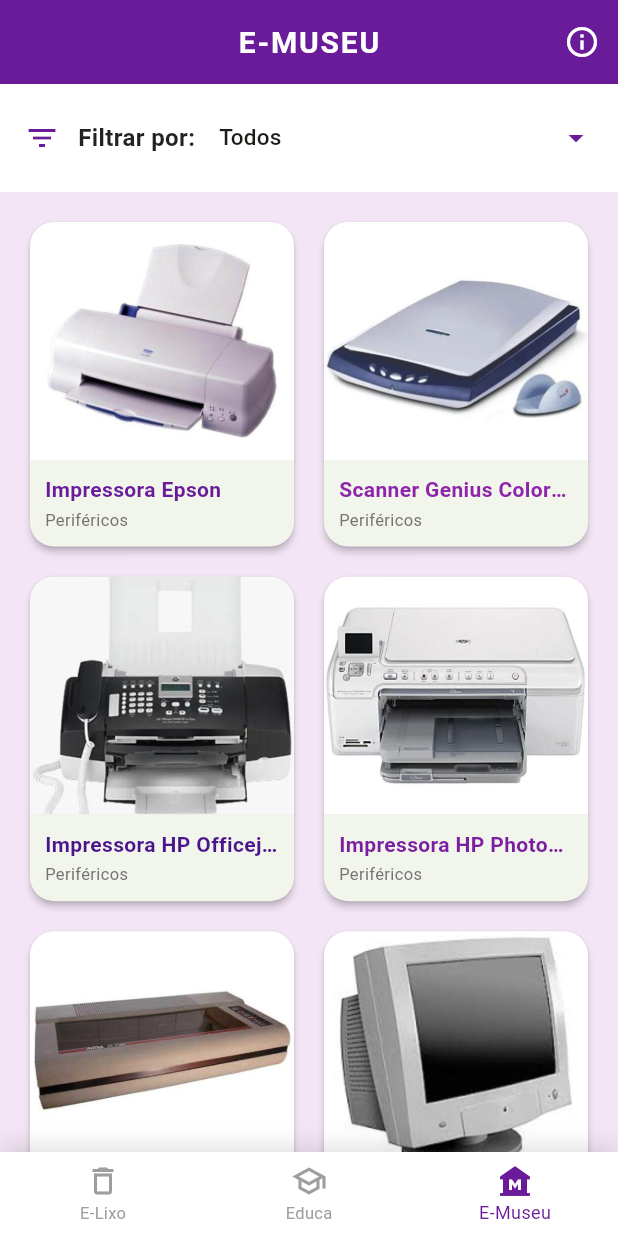
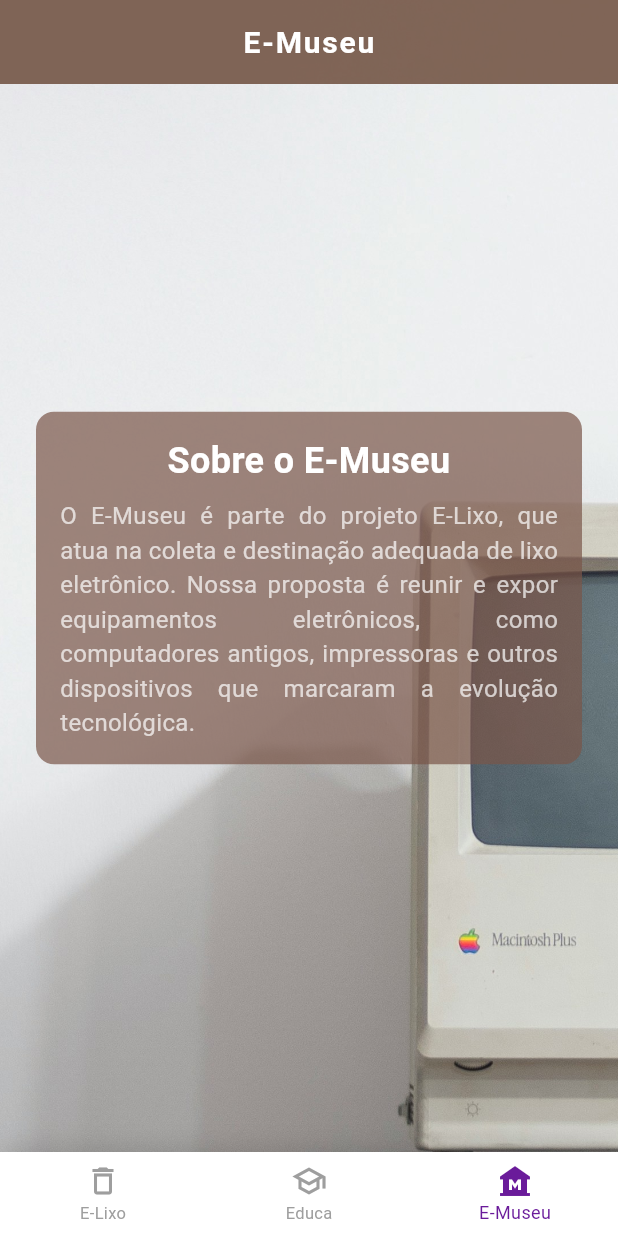
Before and after one commit to guilhermelerner/App-E_lixo, a Flutter app: the screen it shows after launch, item 3 of the bottom bar chosen, on a phone screen of 412 x 824 dp. Run offline on Flutter 3.47's test engine with Material 3 defaults, Android fonts, the phone set to English and light mode, and no system bars.

Commit message:
feat(home): add E-Museu home page

```diff
--- a/lib/main.dart
+++ b/lib/main.dart
@@ -1,7 +1,7 @@
 import 'package:flutter/material.dart';
 import 'modules/e_lixo/e_lixo_page.dart';
 import 'modules/educa/educa_page.dart';
-import 'modules/e_museu/e_museu_page.dart';
+import 'modules/e_museu/e_museu_home_page.dart';
 
 void main() {
   runApp(const ELixoApp());
@@ -55,7 +55,7 @@
   final List<Widget> _pages = const [
     ELixoPage(),
     EducaPage(),
-    EMuseuPage(),
+    EMuseuHomePage(),
   ];
 
   final List<_NavItem> _navItems = const [
--- /dev/null
+++ b/lib/modules/e_museu/e_museu_home_page.dart
@@ -0,0 +1,202 @@
+import 'dart:async';
+import 'package:flutter/material.dart';
+
+class EMuseuHomePage extends StatefulWidget {
+  const EMuseuHomePage({super.key});
+
+  @override
+  State<EMuseuHomePage> createState() => _EMuseuHomePageState();
+}
+
+class _EMuseuHomePageState extends State<EMuseuHomePage> {
+  // Mudamos para PageController para capturar o scroll em tempo real (essencial para o Parallax)
+  final PageController _pageController = PageController();
+  Timer? _timer;
+
+  int _currentIndex = 0;
+  bool _goingForward = true;
+  double _scrollOffset = 0.0; // Controla a posição exata do scroll
+
+  // Dados dos painéis (Fundo + Texto específico de cada um)
+  final List<Map<String, String>> _panels = [
+    {
+      'image': 'assets/images/museu/bg1.jpg',
+      'title': 'Sobre o E-Museu',
+      'desc': 'O E-Museu é parte do projeto E-Lixo, que atua na coleta e destinação adequada de lixo eletrônico. Nossa proposta é reunir e expor equipamentos eletrônicos, como computadores antigos, impressoras e outros dispositivos que marcaram a evolução tecnológica.',
+    },
+    {
+      'image': 'assets/images/museu/bg2.jpg',
+      'title': 'Exposições Virtuais',
+      'desc': 'Conheça nosso acervo digital exclusivo.',
+    },
+  ];
+
+  @override
+  void initState() {
+    super.initState();
+
+    // Ouvinte para atualizar o offset do scroll e criar o efeito visual fluído
+    _pageController.addListener(() {
+      setState(() {
+        _scrollOffset = _pageController.page ?? 0.0;
+      });
+    });
+
+    _startAutoPlay();
+  }
+
+  void _startAutoPlay() {
+    _timer?.cancel();
+
+    _timer = Timer.periodic(const Duration(seconds: 13), (timer) {
+      if (_goingForward) {
+        if (_currentIndex < _panels.length - 1) {
+          _currentIndex++;
+        } else {
+          _goingForward = false;
+          _currentIndex--;
+        }
+      } else {
+        if (_currentIndex > 0) {
+          _currentIndex--;
+        } else {
+          _goingForward = true;
+          _currentIndex++;
+        }
+      }
+
+      _pageController.animateToPage(
+        _currentIndex,
+        duration: const Duration(seconds: 3),
+        curve: Curves.easeInOut,
+      );
+    });
+  }
+
+  @override
+  void dispose() {
+    _timer?.cancel();
+    _pageController.dispose();
+    super.dispose();
+  }
+
+  @override
+  Widget build(BuildContext context) {
+    return Scaffold(
+      extendBodyBehindAppBar: true,
+      appBar: AppBar(
+        title: const Text(
+          'E-Museu',
+          style: TextStyle(
+            color: Colors.white,
+            fontWeight: FontWeight.bold,
+            letterSpacing: 1.2,
+          ),
+        ),
+        backgroundColor: Colors.brown.withValues(alpha: 0.9),
+        elevation: 2,
+        centerTitle: true,
+        iconTheme: const IconThemeData(
+          color: Colors.white,
+          shadows: [
+            Shadow(
+              blurRadius: 4.0,
+              color: Colors.black45,
+              offset: Offset(1.5, 1.5),
+            ),
+          ],
+        ),
+      ),
+      body: PageView.builder(
+        controller: _pageController,
+        itemCount: _panels.length,
+        onPageChanged: (index) {
+          _currentIndex = index;
+          if (_currentIndex == 0) {
+            _goingForward = true;
+          } else if (_currentIndex == _panels.length - 1) {
+            _goingForward = false;
+          }
+        },
+        itemBuilder: (context, index) {
+          // --- CÁLCULO DO PARALLAX ---
+          // Descobrimos o quanto a página atual se moveu em relação ao scroll
+          double pageOffset = index - _scrollOffset;
+
+          // O texto vai se mover horizontalmente multiplicando esse offset.
+          // Quanto maior o multiplicador (ex: 150), mais rápido o texto se move (Efeito Parallax)
+          double textTranslation = pageOffset * 180;
+
+          return Stack(
+            children: [
+              // 1. Imagem de Fundo (Se move na velocidade normal do slide)
+              Image.asset(
+                _panels[index]['image']!,
+                width: double.infinity,
+                height: double.infinity,
+                fit: BoxFit.cover,
+              ),
+
+              // Camada escura opcional para dar leitura ao texto
+
+
+              // 2. Bloco de Texto com Efeito Parallax
+              SafeArea(
+                child: Padding(
+                  padding: const EdgeInsets.all(24.0),
+                  child: Center(
+                    // O Transform.translate move o texto horizontalmente baseado no scroll
+                    child: Transform.translate(
+                      offset: Offset(textTranslation, 0),
+                      // Efeito extra: esmaecer (fade) o texto enquanto ele sai da tela
+                      child: Opacity(
+                        opacity: (1 - pageOffset.abs()).clamp(0.0, 1.0),
+                        child: Column(
+                          mainAxisAlignment: MainAxisAlignment.center,
+                          crossAxisAlignment: CrossAxisAlignment.center,
+                          children: [
+                            Container(
+                              padding: const EdgeInsets.all(16),
+                              decoration: BoxDecoration(
+                                color: Colors.brown.withValues(alpha: 0.7),
+                                borderRadius: BorderRadius.circular(12),
+                              ),
+                              child: Column(
+                                mainAxisSize: MainAxisSize.min,
+                                children: [
+                                  Text(
+                                    _panels[index]['title']!,
+                                    textAlign: TextAlign.center,
+                                    style: const TextStyle(
+                                      color: Colors.white,
+                                      fontSize: 24,
+                                      fontWeight: FontWeight.bold,
+                                    ),
+                                  ),
+                                  const SizedBox(height: 8),
+                                  Text(
+                                    _panels[index]['desc']!,
+                                    textAlign: TextAlign.justify,
+                                    style: const TextStyle(
+                                      color: Colors.white70,
+                                      fontSize: 16,
+                                    ),
+                                  ),
+                                ],
+                              ),
+                            ),
+                            const SizedBox(height: 40), // Empurra o bloco um pouco para cima do rodapé
+                          ],
+                        ),
+                      ),
+                    ),
+                  ),
+                ),
+              ),
+            ],
+          );
+        },
+      ),
+    );
+  }
+}
--- a/pubspec.yaml
+++ b/pubspec.yaml
@@ -30,6 +30,9 @@
 dependencies:
   flutter:
     sdk: flutter
+
+  google_fonts: ^6.2.0
+  carousel_slider: ^5.0.0
 
   # The following adds the Cupertino Icons font to your application.
   # Use with the CupertinoIcons class for iOS style icons.
```
Also changed, not shown: assets/images/museu/bg1.jpg (added), assets/images/museu/bg2.jpg (added), pubspec.lock, 3 other files.
